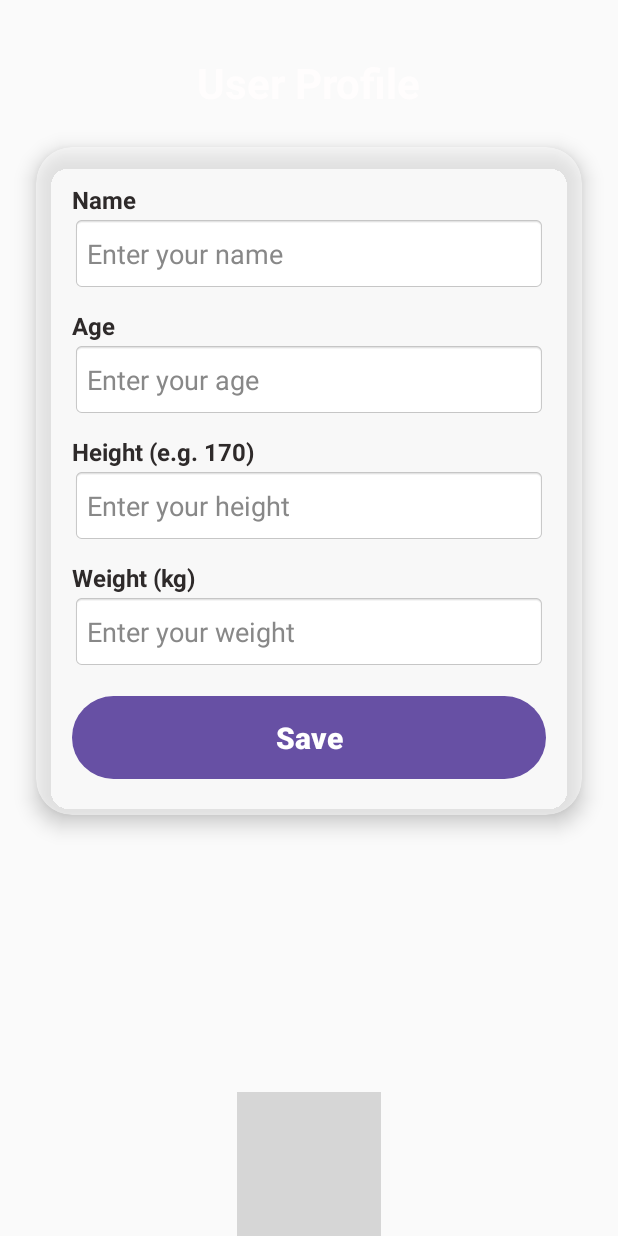
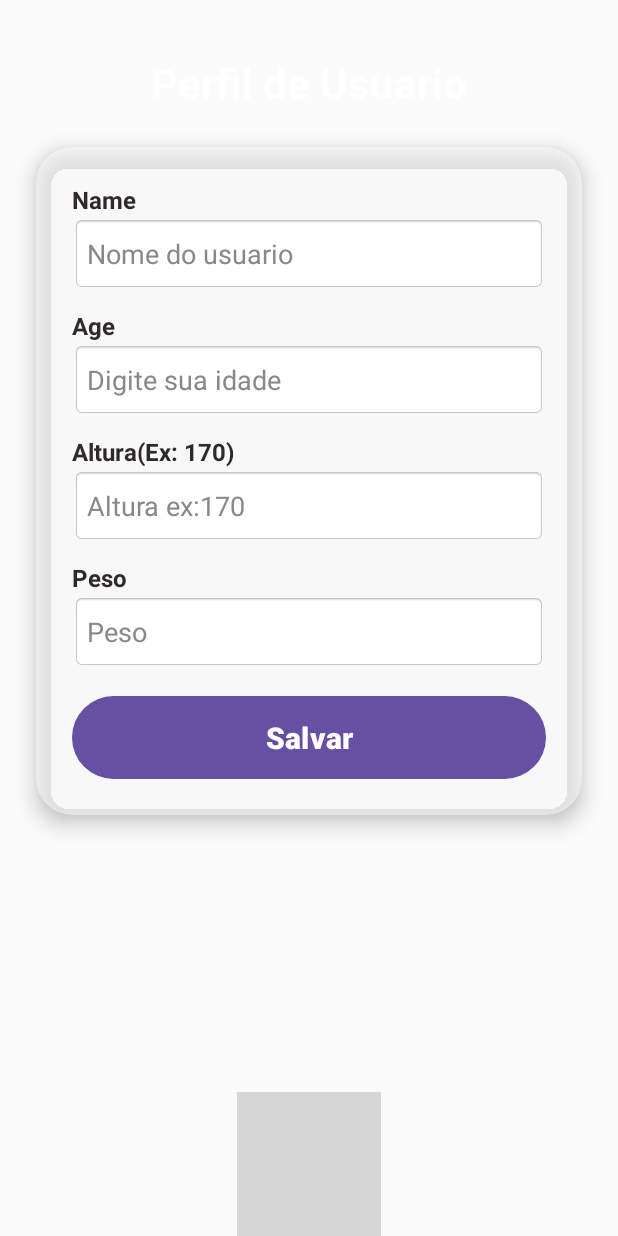
Before and after one commit to Reijunior-CM/LealApp_GYM, an Android app: the layout activity_main_screen.xml on its own in the app's theme, with its tools: preview values and no code run, on a phone screen of 412 x 824 dp. Run offline under Robolectric (Android 15) with nearby library versions, the phone set to English and light mode, and no system bars; grey boxes are pictures that could not be loaded.

Commit message:
Altereçoes de sugestao da reuniao com Italo.

```diff
--- a/app/src/main/java/com/example/lealapp/RegistrationActivity.kt
+++ b/app/src/main/java/com/example/lealapp/RegistrationActivity.kt
@@ -44,7 +44,7 @@ class RegistrationActivity : AppCompatActivity() {
         val password = passwordEditText.text.toString()
         val confirmPassword = confirmPasswordEditText.text.toString()
 
-        // Check if passwords match
+        // verifica se todos os campos foram preenchidos
         if (email.isNotEmpty() && password.isNotEmpty() && confirmPassword.isNotEmpty()) {
             if (password != confirmPassword) {
                 Toast.makeText(this, getString(R.string.passwords_do_not_match), Toast.LENGTH_SHORT).show()
--- a/app/src/main/res/layout/activity_main_screen.xml
+++ b/app/src/main/res/layout/activity_main_screen.xml
@@ -24,7 +24,7 @@
         android:layout_width="wrap_content"
         android:layout_height="wrap_content"
         android:layout_marginTop="36dp"
-        android:text="@string/user_profile"
+        android:text="Perfil de Usuario"
         android:textColor="#FFFDFD"
         android:textSize="28sp"
         android:textStyle="bold"
@@ -59,16 +59,17 @@
                 android:textColor="#2E2A2A"
                 android:textStyle="bold"
                 android:textSize="16sp" />
+
             <EditText
                 android:id="@+id/editName"
                 android:layout_width="match_parent"
                 android:layout_height="50dp"
+                android:layout_marginBottom="12dp"
                 android:background="@android:drawable/editbox_background_normal"
-                android:hint="@string/enter_your_name"
+                android:hint="Nome do usuario"
+                android:padding="10dp"
                 android:textColor="#000000"
-                android:textColorHint="#888888"
-                android:padding="10dp"
-                android:layout_marginBottom="12dp" />
+                android:textColorHint="#888888" />
 
             <TextView
                 android:layout_width="wrap_content"
@@ -77,22 +78,23 @@
                 android:textColor="#2E2A2A"
                 android:textStyle="bold"
                 android:textSize="16sp" />
+
             <EditText
                 android:id="@+id/editAge"
                 android:layout_width="match_parent"
                 android:layout_height="50dp"
+                android:layout_marginBottom="12dp"
                 android:background="@android:drawable/editbox_background_normal"
-                android:hint="@string/enter_your_age"
+                android:hint="Digite sua idade"
                 android:inputType="number"
+                android:padding="10dp"
                 android:textColor="#000000"
-                android:textColorHint="#888888"
-                android:padding="10dp"
-                android:layout_marginBottom="12dp" />
+                android:textColorHint="#888888" />
 
             <TextView
                 android:layout_width="wrap_content"
                 android:layout_height="wrap_content"
-                android:text="@string/height_example"
+                android:text="Altura(Ex: 170)"
                 android:textColor="#2E2A2A"
                 android:textSize="16sp"
                 android:textStyle="bold" />
@@ -103,7 +105,7 @@
                 android:layout_height="50dp"
                 android:layout_marginBottom="12dp"
                 android:background="@android:drawable/editbox_background_normal"
-                android:hint="@string/enter_your_height"
+                android:hint="Altura ex:170"
                 android:inputType="numberDecimal"
                 android:padding="10dp"
                 android:textColor="#000000"
@@ -112,21 +114,22 @@
             <TextView
                 android:layout_width="wrap_content"
                 android:layout_height="wrap_content"
-                android:text="@string/weight_kg"
+                android:text="Peso"
                 android:textColor="#2E2A2A"
-                android:textStyle="bold"
-                android:textSize="16sp" />
+                android:textSize="16sp"
+                android:textStyle="bold" />
+
             <EditText
                 android:id="@+id/editWeight"
                 android:layout_width="match_parent"
                 android:layout_height="50dp"
+                android:layout_marginBottom="18dp"
                 android:background="@android:drawable/editbox_background_normal"
-                android:hint="@string/enter_your_weight"
+                android:hint="Peso"
                 android:inputType="numberDecimal"
+                android:padding="10dp"
                 android:textColor="#000000"
-                android:textColorHint="#888888"
-                android:padding="10dp"
-                android:layout_marginBottom="18dp" />
+                android:textColorHint="#888888" />
 
             <Button
                 android:id="@+id/btnSalvarPerfil"
@@ -135,7 +138,7 @@
                 android:background="@drawable/rounded_button"
                 android:elevation="4dp"
                 android:onClick="saveProfileButton"
-                android:text="@string/save"
+                android:text="Salvar"
                 android:textColor="#FFFFFF"
                 android:textSize="20sp"
                 android:textStyle="bold" />
```
Also changed, not shown: app/src/main/AndroidManifest.xml (+7 -0 lines), app/src/main/java/com/example/lealapp/MainActivity.kt (+18 -9 lines), app/src/main/java/com/example/lealapp/MainScreenActivity.kt (+39 -54 lines), app/src/main/java/com/example/lealapp/MainScreenViewModel.kt (added, +58 -0 lines), app/src/main/java/com/example/lealapp/model/UserProfile.kt (added, +8 -0 lines), app/src/main/res/layout/activity_registration.xml (+15 -12 lines), app/src/main/res/values/strings.xml (+4 -37 lines).
